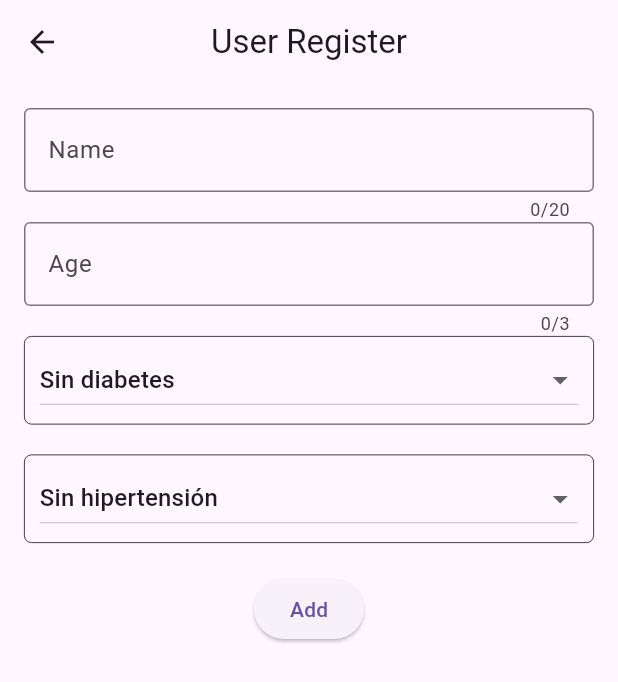
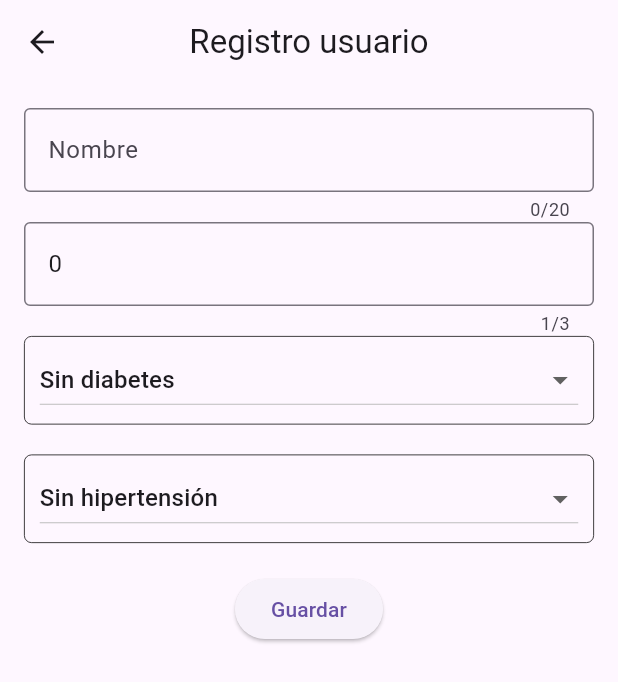
Before and after one commit to nehemiasmunoz/Decoder-F, a Flutter app: the UserRegisterScreen screen opened by its route, on a phone screen of 412 x 824 dp. Shown: the top 682 px of the screen. Run offline on Flutter 3.47's test engine with Material 3 defaults, Android fonts, the phone set to English and light mode, and no system bars; our stand-ins replace flutter_dotenv, google_generative_ai, sqflite; accounts and stored records are empty.

Commit message:
Upd: show user data if exist

```diff
--- a/lib/src/presentation/ui/screens/register/user_register_screen.dart
+++ b/lib/src/presentation/ui/screens/register/user_register_screen.dart
@@ -4,17 +4,21 @@ import 'package:decoder/src/domain/models/enums/enums.dart';
 import 'package:flutter/material.dart';
 import 'package:provider/provider.dart';
 
+import '../../../../domain/models/models.dart';
+
 class UserRegisterScreen extends StatelessWidget {
-  const UserRegisterScreen({super.key});
+  const UserRegisterScreen({super.key, this.userData});
+  final User? userData;
 
   @override
   Widget build(BuildContext context) {
     final UserForm form = Provider.of<UserForm>(context);
     final UserDatabaseProvider userDb =
         Provider.of<UserDatabaseProvider>(context);
+    (userData != null) ? form.fillUser(userData!) : null;
     return Scaffold(
       appBar: AppBar(
-        title: const Text("User Register"),
+        title: const Text("Registro usuario"),
         centerTitle: true,
       ),
       body: Container(
@@ -27,16 +31,18 @@ class UserRegisterScreen extends StatelessWidget {
               crossAxisAlignment: CrossAxisAlignment.center,
               children: [
                 CustomTextField(
+                  initialValue: form.newUser.name,
                   keyboard: TextInputType.name,
                   onChanged: (val) => form.newUser.name = val,
-                  placeholder: "Name",
+                  placeholder: "Nombre",
                   maxLength: 20,
                   validator: (val) => form.validateName(val),
                 ),
                 CustomTextField(
+                  initialValue: form.newUser.age.toString(),
                   maxLength: 3,
                   keyboard: TextInputType.number,
-                  placeholder: "Age",
+                  placeholder: "Edad",
                   onChanged: (val) => form.newUser.age = int.parse(val),
                   validator: (val) => form.validateAge(val),
                 ),
@@ -87,43 +93,18 @@ class UserRegisterScreen extends StatelessWidget {
                 ElevatedButton(
                   onPressed: () {
                     if (!form.validateForm()) return;
-                    userDb.addUserToDb(form.getUserData());
+                    if (userData != null) {
+                      userDb.updateUser(form.getUserData());
+                    } else {
+                      userDb.addUserToDb(form.getUserData());
+                    }
                     Navigator.pop(context);
                   },
-                  child: const Text("Add"),
+                  child: const Text("Guardar"),
                 )
               ],
             ),
           ),
-        ),
-      ),
-    );
-  }
-}
-
-class CustomCheckbox extends StatelessWidget {
-  const CustomCheckbox({
-    super.key,
-    required this.title,
-    required this.isChecked,
-    required this.onChanged,
-  });
-
-  final String title;
-  final bool isChecked;
-  final Function onChanged;
-  @override
-  Widget build(BuildContext context) {
-    return Container(
-      margin: const EdgeInsets.symmetric(vertical: 10),
-      decoration: BoxDecoration(
-          border: Border.all(width: .5),
-          borderRadius: BorderRadius.circular(5)),
-      child: ListTile(
-        title: Text(title),
-        trailing: Checkbox(
-          value: isChecked,
-          onChanged: (val) => onChanged(val),
         ),
       ),
     );
@@ -138,16 +119,19 @@ class CustomTextField extends StatelessWidget {
     required this.placeholder,
     required this.validator,
     required this.maxLength,
+    this.initialValue,
   });
   final TextInputType keyboard;
   final int maxLength;
   final Function onChanged;
   final Function validator;
   final String placeholder;
+  final String? initialValue;
 
   @override
   Widget build(BuildContext context) {
     return TextFormField(
+      initialValue: initialValue,
       keyboardType: keyboard,
       decoration: InputDecoration(
           hintText: placeholder, border: const OutlineInputBorder()),
```
